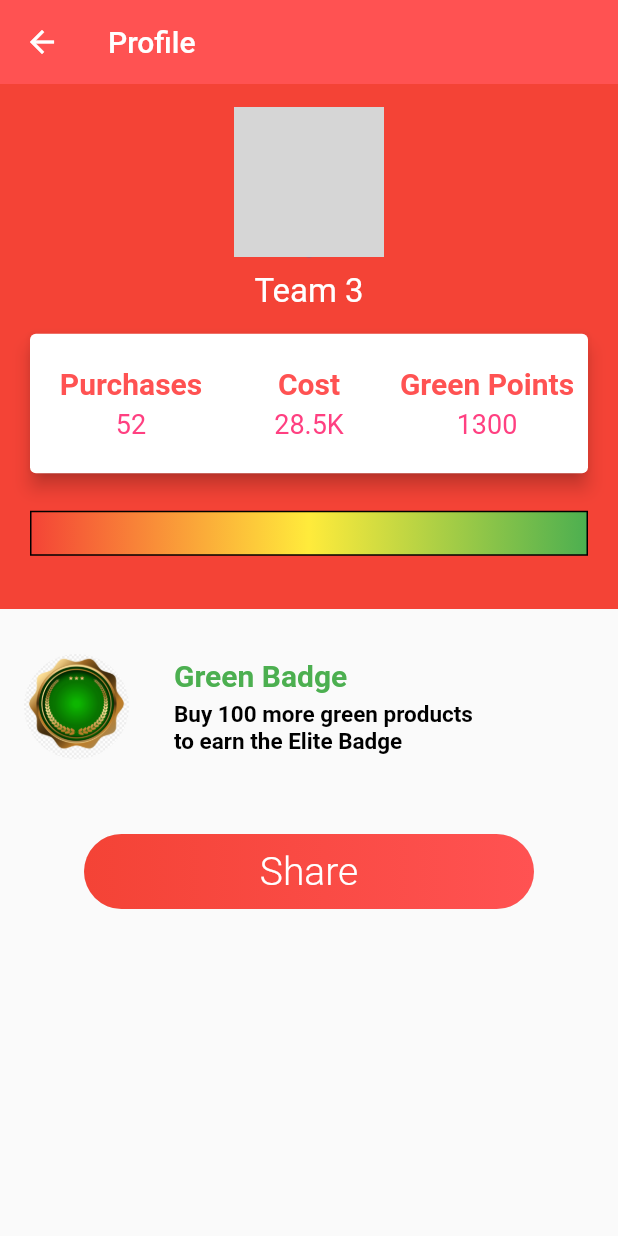
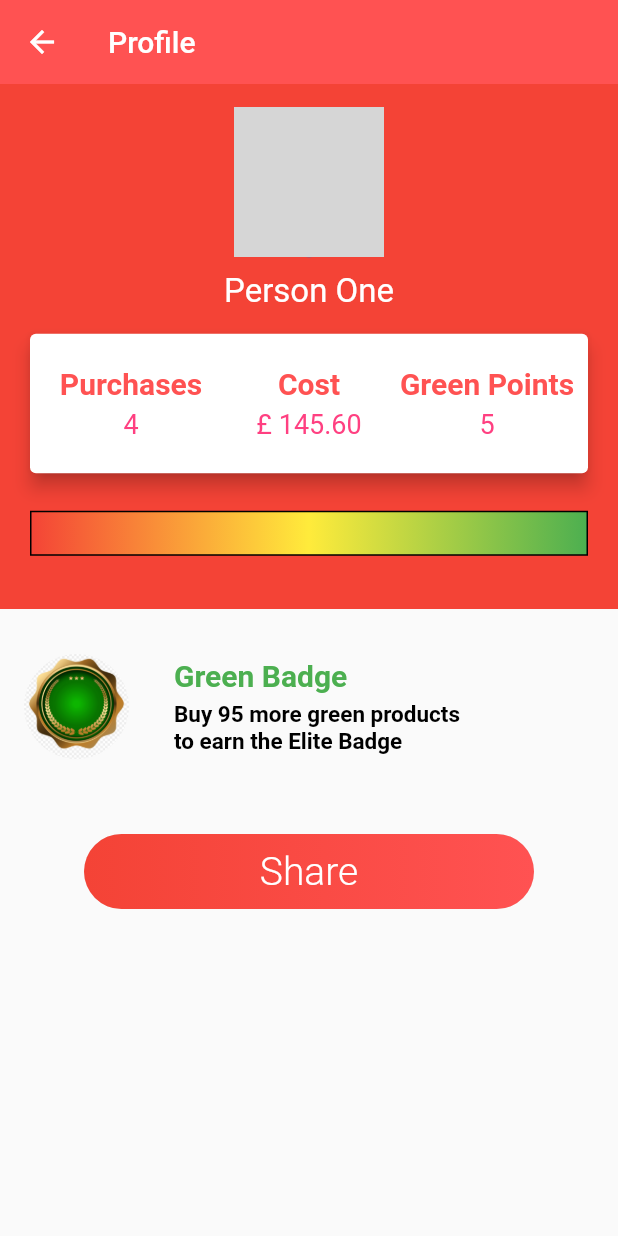
Before and after one commit to Lindronics/gradhack, a Flutter app: the screen it shows after launch, after a tap on "Profile", on a phone screen of 412 x 824 dp. Run offline on Flutter 3.47's test engine with Material 2 defaults, Android fonts, the phone set to English and light mode, and no system bars; missing offline and left inert: dart:ffi; network calls fail; grey boxes are pictures that could not be loaded.

Commit message:
Profile page now uses data

```diff
--- a/lib/data/transaction.dart
+++ b/lib/data/transaction.dart
@@ -1,5 +1,4 @@
 import 'package:gradhack/data/store.dart';
-import 'package:gradhack/data/user.dart';
 
 class Transaction {
   double value;
@@ -14,7 +13,7 @@ class Transaction {
     this.dateTime = dateTime;
   }
 
-  String formattedValue() {
-    return "£ ${this.value.toStringAsFixed(2)}";
+  static String formattedValue(double value) {
+    return "£ ${value.toStringAsFixed(2)}";
   }
 }
--- a/lib/data/user.dart
+++ b/lib/data/user.dart
@@ -14,12 +14,18 @@ class User {
     this.transactions = transactions;
   }
 
-  int sustainabilityScore() {
-    // TODO
-    return 0;
-  }
-
   String balanceString() {
     return "£ ${this.balance.toStringAsFixed(2)}";
   }
+
+  int greenPoints() {
+    return this
+        .transactions
+        .map((e) => e.store.sustainabilityScore)
+        .reduce((v, e) => v + e);
+  }
+
+  double totalExpenditures() {
+    return this.transactions.map((e) => e.value).reduce((v, e) => v + e);
+  }
 }
--- a/lib/main.dart
+++ b/lib/main.dart
@@ -1,4 +1,9 @@
+import 'dart:collection';
+
 import 'package:flutter/material.dart';
+import 'package:gradhack/data/store.dart';
+import 'package:gradhack/data/transaction.dart';
+import 'package:gradhack/data/user.dart';
 import 'package:gradhack/pages/profile_page.dart';
 import 'package:gradhack/pages/search_store_page.dart';
 import 'package:gradhack/pages/transaction_detail_page.dart';
@@ -50,6 +55,34 @@ class DummyMainPage extends StatefulWidget {
 }
 
 class _DummyMainPageState extends State<DummyMainPage> {
+  User _user = User(
+    1,
+    "Person One",
+    1234.56,
+    [
+      Transaction(
+          20.0,
+          Store(1, "Tesco", 2, HashMap<String, int>(), "Groceries"),
+          "Test reference",
+          DateTime.now()),
+      Transaction(
+          102.0,
+          Store(2, "Amazon", 1, HashMap<String, int>(), "Shopping"),
+          "Test reference",
+          DateTime.now()),
+      Transaction(
+          3.6,
+          Store(1, "Tesco", 2, HashMap<String, int>(), "Groceries"),
+          "Test reference",
+          DateTime.now()),
+      Transaction(
+          20.0,
+          Store(3, "Unknown", 0, HashMap<String, int>(), "Unknown"),
+          "Test reference",
+          DateTime.now()),
+    ],
+  );
+
   @override
   Widget build(BuildContext context) {
     return Scaffold(
@@ -63,7 +96,7 @@ class _DummyMainPageState extends State<DummyMainPage> {
             RaisedButton(
               onPressed: () {
                 Navigator.pushNamed(context, TransactionListPage.routeName,
-                    arguments: "Transactions");
+                    arguments: _user);
               },
               child: Text("Transaction list"),
             ),
@@ -80,11 +113,8 @@ class _DummyMainPageState extends State<DummyMainPage> {
             ),
             RaisedButton(
               onPressed: () {
-                Navigator.push(
-                  context,
-                  MaterialPageRoute(
-                      builder: (context) => ProfilePage(title: "Profile")),
-                );
+                Navigator.pushNamed(context, ProfilePage.routeName,
+                    arguments: _user);
               },
               child: Text("Profile"),
             ),
--- a/lib/pages/profile_page.dart
+++ b/lib/pages/profile_page.dart
@@ -1,8 +1,9 @@
 import 'package:flutter/material.dart';
+import 'package:gradhack/data/transaction.dart';
+import 'package:gradhack/data/user.dart';
 
 class ProfilePage extends StatefulWidget {
-  ProfilePage({Key key, this.title}) : super(key: key);
-  final String title;
+  ProfilePage({Key key}) : super(key: key);
   static const String routeName = "/profile";
 
   @override
@@ -12,9 +13,11 @@ class ProfilePage extends StatefulWidget {
 class _ProfilePageState extends State<ProfilePage> {
   @override
   Widget build(BuildContext context) {
+    User _user = ModalRoute.of(context).settings.arguments;
+
     return Scaffold(
       appBar: AppBar(
-        title: Text(widget.title),
+        title: Text("Profile"),
         backgroundColor: Colors.redAccent,
         elevation: 0,
       ),
@@ -44,7 +47,7 @@ class _ProfilePageState extends State<ProfilePage> {
                         height: 10.0,
                       ),
                       Text(
-                        "Team 3",
+                        _user.name,
                         style: TextStyle(
                           fontSize: 22.0,
                           color: Colors.white,
@@ -79,7 +82,8 @@ class _ProfilePageState extends State<ProfilePage> {
                                       height: 5.0,
                                     ),
                                     Text(
-                                      "52",
+                                      // TODO amount of green transactions only
+                                      _user.transactions.length.toString(),
                                       style: TextStyle(
                                         fontSize: 18.0,
                                         color: Colors.pinkAccent,
@@ -103,7 +107,8 @@ class _ProfilePageState extends State<ProfilePage> {
                                       height: 5.0,
                                     ),
                                     Text(
-                                      "28.5K",
+                                      Transaction.formattedValue(
+                                          _user.totalExpenditures()),
                                       style: TextStyle(
                                         fontSize: 18.0,
                                         color: Colors.pinkAccent,
@@ -128,7 +133,7 @@ class _ProfilePageState extends State<ProfilePage> {
                                       height: 5.0,
                                     ),
                                     Text(
-                                      "1300",
+                                      _user.greenPoints().toString(),
                                       textAlign: TextAlign.center,
                                       style: TextStyle(
                                         fontSize: 18.0,
@@ -200,7 +205,7 @@ class _ProfilePageState extends State<ProfilePage> {
                         height: 5.0,
                       ),
                       Text(
-                        'Buy 100 more green products \nto earn the Elite Badge',
+                        'Buy ${100 - _user.greenPoints()} more green products \nto earn the Elite Badge',
                         style: TextStyle(
                           fontSize: 15.0,
                           fontStyle: FontStyle.normal,
```
Also changed, not shown: lib/pages/transaction_list_page.dart (+5 -37 lines).
